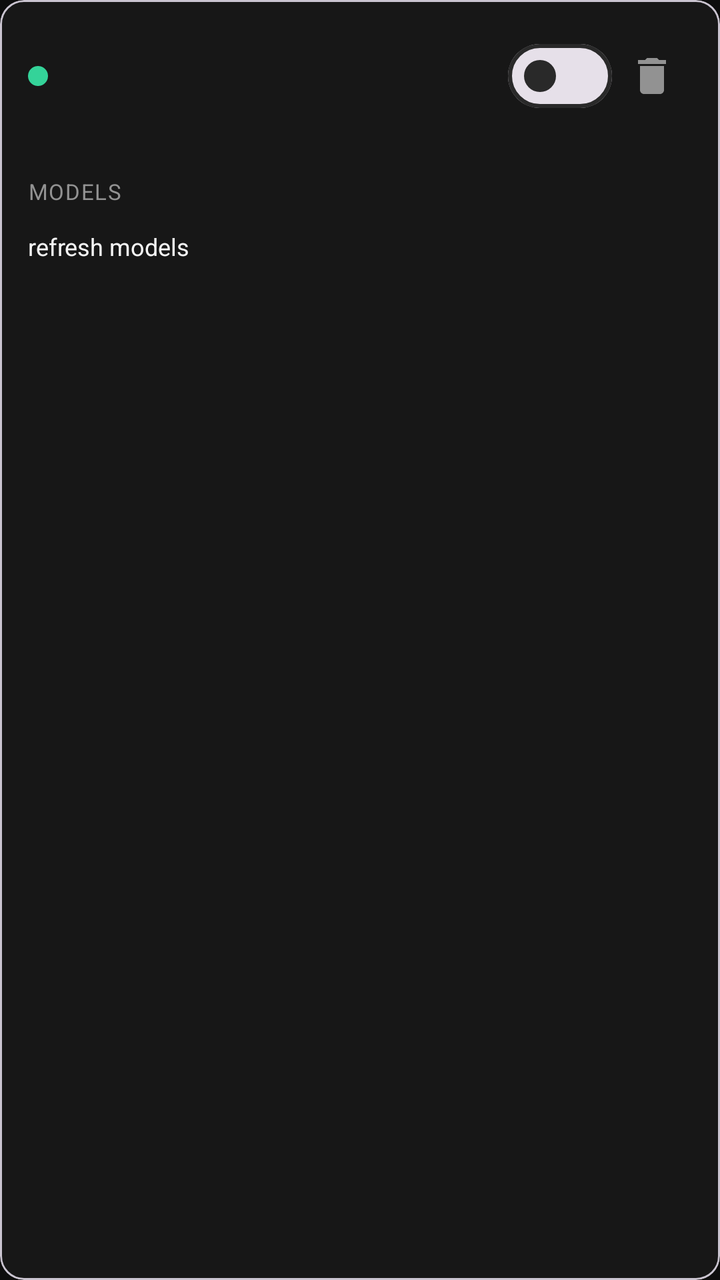
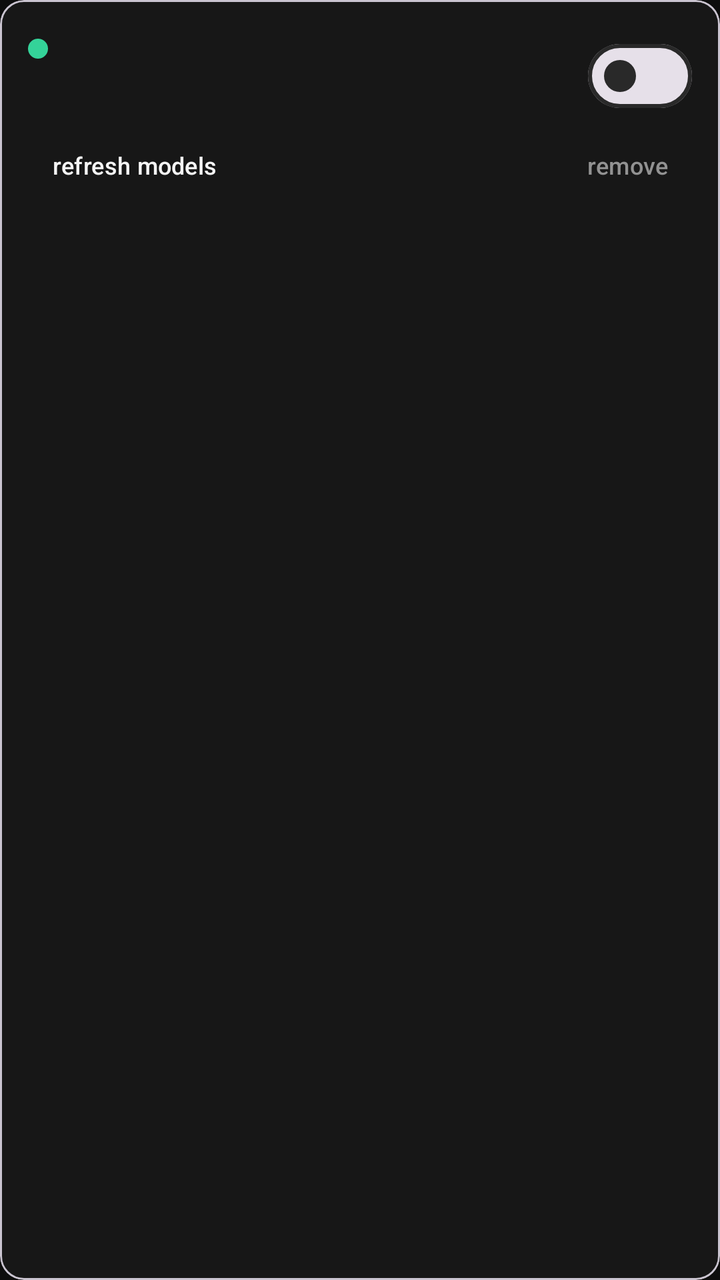

Screens rendered from an Android XML layout before and after an edit, with the pre-edit source and the edit as a unified diff.
<!-- AndroidManifest.xml: application theme Theme.Relay.Graphite -->
<!-- res/layout/item_account.xml -->
<?xml version="1.0" encoding="utf-8"?>
<com.google.android.material.card.MaterialCardView
    xmlns:android="http://schemas.android.com/apk/res/android"
    xmlns:app="http://schemas.android.com/apk/res-auto"
    style="?attr/materialCardViewOutlinedStyle"
    android:layout_width="match_parent" android:layout_height="wrap_content"
    android:layout_marginBottom="10dp">

    <LinearLayout android:layout_width="match_parent" android:layout_height="wrap_content"
        android:orientation="vertical" android:padding="14dp">

        <LinearLayout android:layout_width="match_parent" android:layout_height="wrap_content"
            android:orientation="horizontal" android:gravity="center_vertical">
            <View android:id="@+id/dot" android:layout_width="10dp" android:layout_height="10dp"
                android:background="@drawable/dot" />
            <TextView android:id="@+id/tv_name" android:layout_width="0dp" android:layout_weight="1"
                android:layout_height="wrap_content" android:paddingStart="10dp" android:paddingEnd="4dp"
                android:textSize="15sp" android:textStyle="bold" android:textColor="?attr/colorOnSurface" />
            <com.google.android.material.materialswitch.MaterialSwitch
                android:id="@+id/sw_enabled" android:layout_width="wrap_content" android:layout_height="wrap_content" />
            <ImageButton android:id="@+id/btn_delete" android:layout_width="40dp" android:layout_height="40dp"
                android:src="@drawable/ic_delete" android:background="?attr/selectableItemBackgroundBorderless"
                android:contentDescription="delete" app:tint="?attr/colorOnSurfaceVariant" />
        </LinearLayout>

        <TextView android:id="@+id/tv_meta" android:layout_width="match_parent" android:layout_height="wrap_content"
            android:textSize="12sp" android:textColor="?attr/colorOnSurfaceVariant" android:paddingTop="2dp" />
        <TextView android:id="@+id/tv_models_label" android:layout_width="match_parent" android:layout_height="wrap_content"
            android:textSize="11sp" android:textAllCaps="true" android:letterSpacing="0.05"
            android:text="models" android:textColor="?attr/colorOnSurfaceVariant" android:paddingTop="8dp" />
        <com.google.android.material.chip.ChipGroup android:id="@+id/chip_group"
            android:layout_width="match_parent" android:layout_height="wrap_content" android:paddingTop="4dp" />
        <TextView android:id="@+id/btn_refresh_models" android:layout_width="wrap_content" android:layout_height="wrap_content"
            android:text="refresh models" android:textSize="12sp" android:paddingTop="8dp"
            android:textColor="?attr/colorPrimary" android:clickable="true" android:focusable="true" />
    </LinearLayout>
</com.google.android.material.card.MaterialCardView>
<!-- resources referenced by this layout -->
<resources>
  <!-- drawable dot (drawable) -->
  <?xml version="1.0" encoding="utf-8"?>
  <shape xmlns:android="http://schemas.android.com/apk/res/android" android:shape="oval">
      <solid android:color="@color/ok_g" />
      <size android:width="10dp" android:height="10dp" />
  </shape>
  <!-- drawable ic_delete (drawable) -->
  <?xml version="1.0" encoding="utf-8"?>
  <vector xmlns:android="http://schemas.android.com/apk/res/android"
      android:width="24dp" android:height="24dp" android:viewportWidth="24" android:viewportHeight="24">
      <path android:fillColor="#000000" android:pathData="M6,19c0,1.1 0.9,2 2,2h8c1.1,0 2,-0.9 2,-2V7H6v12zM19,4h-3.5l-1,-1h-5l-1,1H5v2h14V4z"/>
  </vector>
  <style name="Theme.Relay.Graphite" parent="Base.Relay">
          <item name="android:colorBackground">@color/gr_bg</item>
          <item name="colorSurface">@color/gr_surface</item>
          <item name="colorSurfaceContainer">@color/gr_sidebar</item>
          <item name="colorOutline">@color/gr_outline</item>
          <item name="colorOnSurface">@color/gr_text</item>
          <item name="colorOnSurfaceVariant">@color/gr_text2</item>
          <item name="colorPrimary">@color/gr_btn</item>
          <item name="colorOnPrimary">@color/gr_btn_text</item>
          <item name="android:windowLightStatusBar">false</item>
      </style>
  <color name="ok_g">#34D399</color>
  <style name="Base.Relay" parent="Theme.Material3.DayNight.NoActionBar">
          <item name="android:statusBarColor">?android:attr/colorBackground</item>
          <item name="android:windowLightStatusBar">false</item>
      </style>
  <color name="gr_bg">#0D0D0D</color>
  <color name="gr_surface">#171717</color>
  <color name="gr_sidebar">#111111</color>
  <color name="gr_outline">#292929</color>
  <color name="gr_text">#F5F5F5</color>
  <color name="gr_text2">#929292</color>
  <color name="gr_btn">#F5F5F5</color>
  <color name="gr_btn_text">#111111</color>
</resources>

<!-- the commit's change to res/layout/item_account.xml (unified diff, before → after) -->
@@ -1,37 +1,73 @@
 <?xml version="1.0" encoding="utf-8"?>
-<com.google.android.material.card.MaterialCardView
-    xmlns:android="http://schemas.android.com/apk/res/android"
+<com.google.android.material.card.MaterialCardView xmlns:android="http://schemas.android.com/apk/res/android"
     xmlns:app="http://schemas.android.com/apk/res-auto"
     style="?attr/materialCardViewOutlinedStyle"
     android:layout_width="match_parent" android:layout_height="wrap_content"
     android:layout_marginBottom="10dp">
 
-    <LinearLayout android:layout_width="match_parent" android:layout_height="wrap_content"
-        android:orientation="vertical" android:padding="14dp">
+    <androidx.constraintlayout.widget.ConstraintLayout
+        android:layout_width="match_parent" android:layout_height="wrap_content"
+        android:padding="14dp">
 
-        <LinearLayout android:layout_width="match_parent" android:layout_height="wrap_content"
-            android:orientation="horizontal" android:gravity="center_vertical">
-            <View android:id="@+id/dot" android:layout_width="10dp" android:layout_height="10dp"
-                android:background="@drawable/dot" />
-            <TextView android:id="@+id/tv_name" android:layout_width="0dp" android:layout_weight="1"
-                android:layout_height="wrap_content" android:paddingStart="10dp" android:paddingEnd="4dp"
-                android:textSize="15sp" android:textStyle="bold" android:textColor="?attr/colorOnSurface" />
-            <com.google.android.material.materialswitch.MaterialSwitch
-                android:id="@+id/sw_enabled" android:layout_width="wrap_content" android:layout_height="wrap_content" />
-            <ImageButton android:id="@+id/btn_delete" android:layout_width="40dp" android:layout_height="40dp"
-                android:src="@drawable/ic_delete" android:background="?attr/selectableItemBackgroundBorderless"
-                android:contentDescription="delete" app:tint="?attr/colorOnSurfaceVariant" />
-        </LinearLayout>
+        <View
+            android:id="@+id/dot"
+            android:layout_width="10dp" android:layout_height="10dp"
+            android:background="@drawable/dot"
+            app:layout_constraintStart_toStartOf="parent"
+            app:layout_constraintTop_toTopOf="parent"
+            app:layout_constraintBottom_toBottomOf="@id/tv_name" />
 
-        <TextView android:id="@+id/tv_meta" android:layout_width="match_parent" android:layout_height="wrap_content"
-            android:textSize="12sp" android:textColor="?attr/colorOnSurfaceVariant" android:paddingTop="2dp" />
-        <TextView android:id="@+id/tv_models_label" android:layout_width="match_parent" android:layout_height="wrap_content"
-            android:textSize="11sp" android:textAllCaps="true" android:letterSpacing="0.05"
-            android:text="models" android:textColor="?attr/colorOnSurfaceVariant" android:paddingTop="8dp" />
-        <com.google.android.material.chip.ChipGroup android:id="@+id/chip_group"
-            android:layout_width="match_parent" android:layout_height="wrap_content" android:paddingTop="4dp" />
-        <TextView android:id="@+id/btn_refresh_models" android:layout_width="wrap_content" android:layout_height="wrap_content"
-            android:text="refresh models" android:textSize="12sp" android:paddingTop="8dp"
-            android:textColor="?attr/colorPrimary" android:clickable="true" android:focusable="true" />
-    </LinearLayout>
+        <TextView
+            android:id="@+id/tv_name"
+            android:layout_width="0dp" android:layout_height="wrap_content"
+            android:layout_marginStart="10dp" android:layout_marginEnd="8dp"
+            android:maxLines="1" android:ellipsize="end"
+            android:textSize="15sp" android:textStyle="bold"
+            android:textColor="?attr/colorOnSurface"
+            app:layout_constraintStart_toEndOf="@id/dot"
+            app:layout_constraintTop_toTopOf="parent"
+            app:layout_constraintEnd_toStartOf="@id/sw_enabled" />
+
+        <com.google.android.material.materialswitch.MaterialSwitch
+            android:id="@+id/sw_enabled"
+            android:layout_width="wrap_content" android:layout_height="wrap_content"
+            app:layout_constraintEnd_toEndOf="parent"
+            app:layout_constraintTop_toTopOf="parent" />
+
+        <TextView
+            android:id="@+id/tv_meta"
+            android:layout_width="0dp" android:layout_height="wrap_content"
+            android:layout_marginTop="2dp" android:layout_marginEnd="8dp"
+            android:textSize="12sp" android:lineSpacingExtra="2dp"
+            android:textColor="?attr/colorOnSurfaceVariant"
+            app:layout_constraintStart_toStartOf="parent"
+            app:layout_constraintEnd_toEndOf="parent"
+            app:layout_constraintTop_toBottomOf="@id/tv_name" />
+
+        <com.google.android.material.chip.ChipGroup
+            android:id="@+id/chip_group"
+            android:layout_width="0dp" android:layout_height="wrap_content"
+            android:layout_marginTop="8dp"
+            app:chipSpacingVertical="2dp"
+            app:layout_constraintStart_toStartOf="parent"
+            app:layout_constraintEnd_toEndOf="parent"
+            app:layout_constraintTop_toBottomOf="@id/tv_meta" />
+
+        <com.google.android.material.button.MaterialButton
+            android:id="@+id/btn_refresh_models"
+            style="@style/Widget.Relay.TextAction"
+            android:layout_width="wrap_content" android:layout_height="wrap_content"
+            android:text="refresh models"
+            app:layout_constraintStart_toStartOf="parent"
+            app:layout_constraintTop_toBottomOf="@id/chip_group" />
+
+        <com.google.android.material.button.MaterialButton
+            android:id="@+id/btn_remove"
+            style="@style/Widget.Relay.TextAction"
+            android:layout_width="wrap_content" android:layout_height="wrap_content"
+            android:text="remove"
+            android:textColor="?attr/colorOnSurfaceVariant"
+            app:layout_constraintEnd_toEndOf="parent"
+            app:layout_constraintTop_toBottomOf="@id/chip_group" />
+    </androidx.constraintlayout.widget.ConstraintLayout>
 </com.google.android.material.card.MaterialCardView>
<!-- resource entries referenced after the edit -->
@@ -6,12 +6,13 @@
       <solid android:color="@color/ok_g" />
       <size android:width="10dp" android:height="10dp" />
   </shape>
-  <!-- drawable ic_delete (drawable) -->
-  <?xml version="1.0" encoding="utf-8"?>
-  <vector xmlns:android="http://schemas.android.com/apk/res/android"
-      android:width="24dp" android:height="24dp" android:viewportWidth="24" android:viewportHeight="24">
-      <path android:fillColor="#000000" android:pathData="M6,19c0,1.1 0.9,2 2,2h8c1.1,0 2,-0.9 2,-2V7H6v12zM19,4h-3.5l-1,-1h-5l-1,1H5v2h14V4z"/>
-  </vector>
+  <style name="Widget.Relay.TextAction" parent="Widget.Material3.Button.TextButton">
+          <item name="android:textSize">12sp</item>
+          <item name="android:minHeight">44dp</item>
+          <item name="android:minWidth">44dp</item>
+          <item name="android:insetTop">0dp</item>
+          <item name="android:insetBottom">0dp</item>
+      </style>
   <style name="Theme.Relay.Graphite" parent="Base.Relay">
           <item name="android:colorBackground">@color/gr_bg</item>
           <item name="colorSurface">@color/gr_surface</item>
